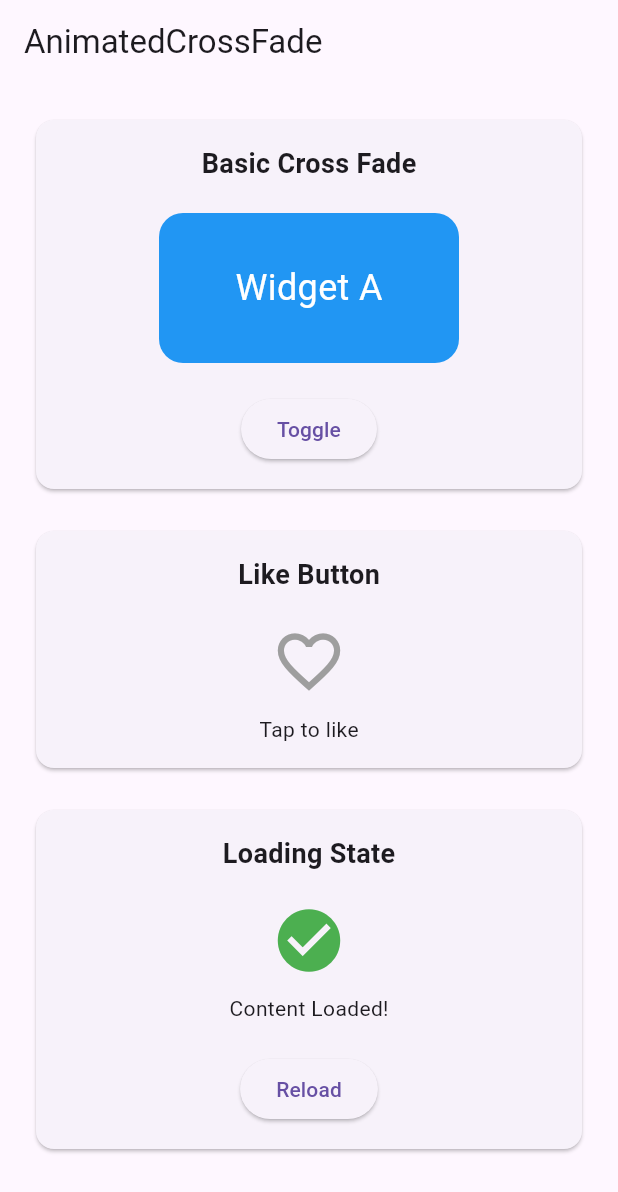
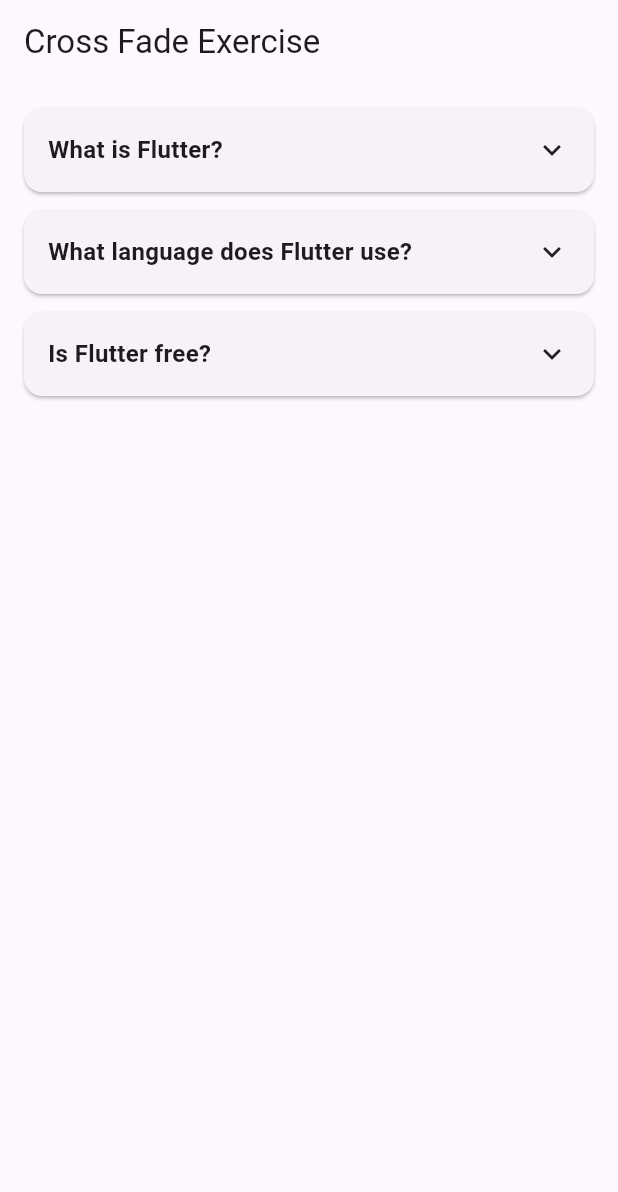
Before and after one commit to punkushal/flutter_animation_learning, a Flutter app: the screen it shows after launch, on a phone screen of 412 x 824 dp. Shown: the top 1192 px of the screen. Run offline on Flutter 3.47's test engine with Material 3 defaults, Android fonts, the phone set to English and light mode, and no system bars.

Commit message:
expandable faq list functionality implemented using cross fade

```diff
--- /dev/null
+++ b/lib/animation/basic/exercises/expandable_faq_item.dart
@@ -0,0 +1,102 @@
+import 'package:flutter/material.dart';
+
+/// Create FAQ items that expand to show answers when tapped
+/// Use AnimatedCrossFade to switch between collapsed and expanded states
+
+class ExpandableFaqItem extends StatefulWidget {
+  const ExpandableFaqItem({super.key});
+
+  @override
+  State<ExpandableFaqItem> createState() => _ExpandableFaqItemState();
+}
+
+class _ExpandableFaqItemState extends State<ExpandableFaqItem> {
+  final List<Map<String, String>> _faqs = [
+    {
+      'question': 'What is Flutter?',
+      'answer':
+          'Flutter is an open-source UI software development kit created by Google. It is used to develop cross-platform applications.',
+    },
+    {
+      'question': 'What language does Flutter use?',
+      'answer':
+          'Flutter uses the Dart programming language, also developed by Google.',
+    },
+    {
+      'question': 'Is Flutter free?',
+      'answer': 'Yes! Flutter is completely free and open-source.',
+    },
+  ];
+
+  int? _expandedIndex;
+
+  @override
+  Widget build(BuildContext context) {
+    return Scaffold(
+      appBar: AppBar(title: Text("Cross Fade Exercise")),
+      body: ListView.builder(
+        padding: const EdgeInsets.all(16),
+        itemCount: _faqs.length,
+        itemBuilder: (context, index) {
+          final faq = _faqs[index];
+          final isExpanded = _expandedIndex == index;
+
+          return Card(
+            margin: const EdgeInsets.only(bottom: 12),
+            child: InkWell(
+              onTap: () {
+                setState(() {
+                  _expandedIndex = isExpanded ? null : index;
+                });
+              },
+              borderRadius: BorderRadius.circular(8),
+              child: Padding(
+                padding: const EdgeInsets.all(16),
+                child: Column(
+                  crossAxisAlignment: CrossAxisAlignment.start,
+                  children: [
+                    Row(
+                      children: [
+                        Expanded(
+                          child: Text(
+                            faq['question']!,
+                            style: const TextStyle(
+                              fontSize: 16,
+                              fontWeight: FontWeight.bold,
+                            ),
+                          ),
+                        ),
+                        AnimatedRotation(
+                          turns: isExpanded ? 0.5 : 0,
+                          duration: const Duration(milliseconds: 300),
+                          child: const Icon(Icons.expand_more),
+                        ),
+                      ],
+                    ),
+                    AnimatedCrossFade(
+                      duration: const Duration(milliseconds: 300),
+                      crossFadeState: isExpanded
+                          ? CrossFadeState.showSecond
+                          : CrossFadeState.showFirst,
+                      firstChild: const SizedBox.shrink(),
+                      secondChild: Padding(
+                        padding: const EdgeInsets.only(top: 12),
+                        child: Text(
+                          faq['answer']!,
+                          style: TextStyle(
+                            color: Colors.grey[600],
+                            height: 1.5,
+                          ),
+                        ),
+                      ),
+                    ),
+                  ],
+                ),
+              ),
+            ),
+          );
+        },
+      ),
+    );
+  }
+}
--- a/lib/main.dart
+++ b/lib/main.dart
@@ -1,4 +1,4 @@
-import 'package:animation_learning/animation/basic/lesson5.dart';
+import 'package:animation_learning/animation/basic/exercises/expandable_faq_item.dart';
 import 'package:flutter/material.dart';
 
 void main() {
@@ -11,9 +11,6 @@
   // This widget is the root of your application.
   @override
   Widget build(BuildContext context) {
-    return MaterialApp(
-      title: 'Animation Learning',
-      home: AnimatedCrossFadeLesson(),
-    );
+    return MaterialApp(title: 'Animation Learning', home: ExpandableFaqItem());
   }
 }
```
